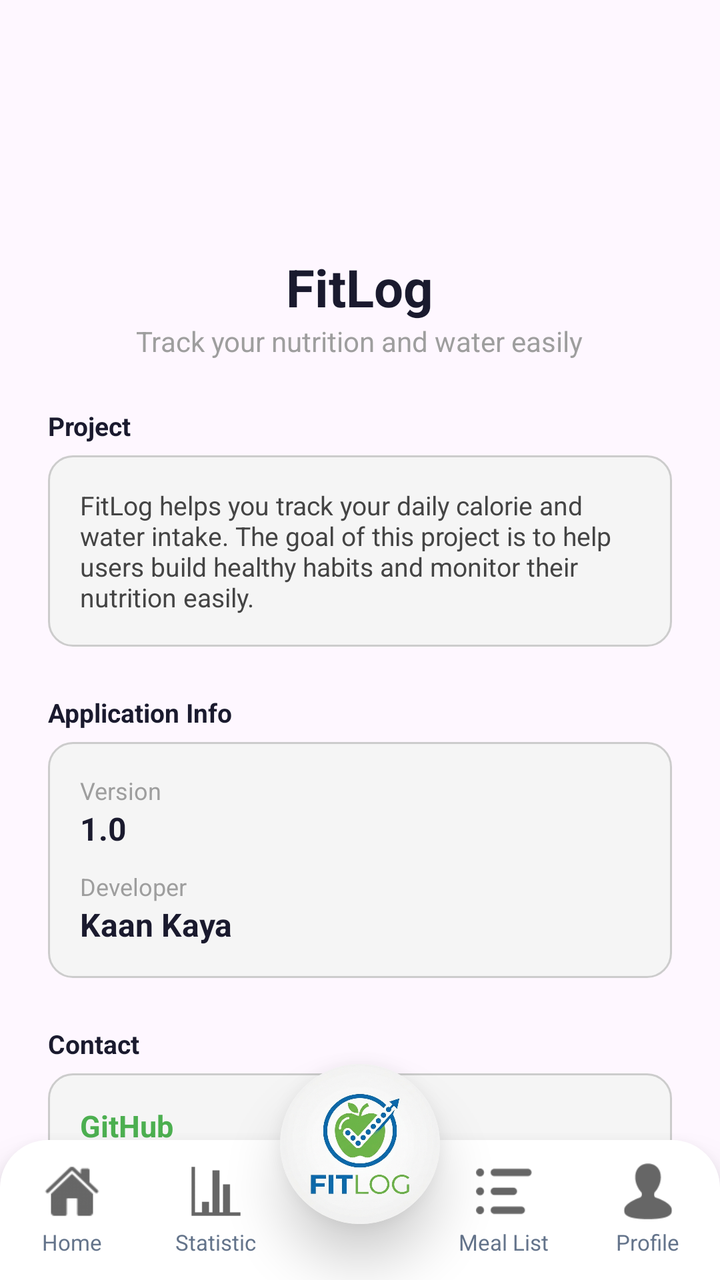
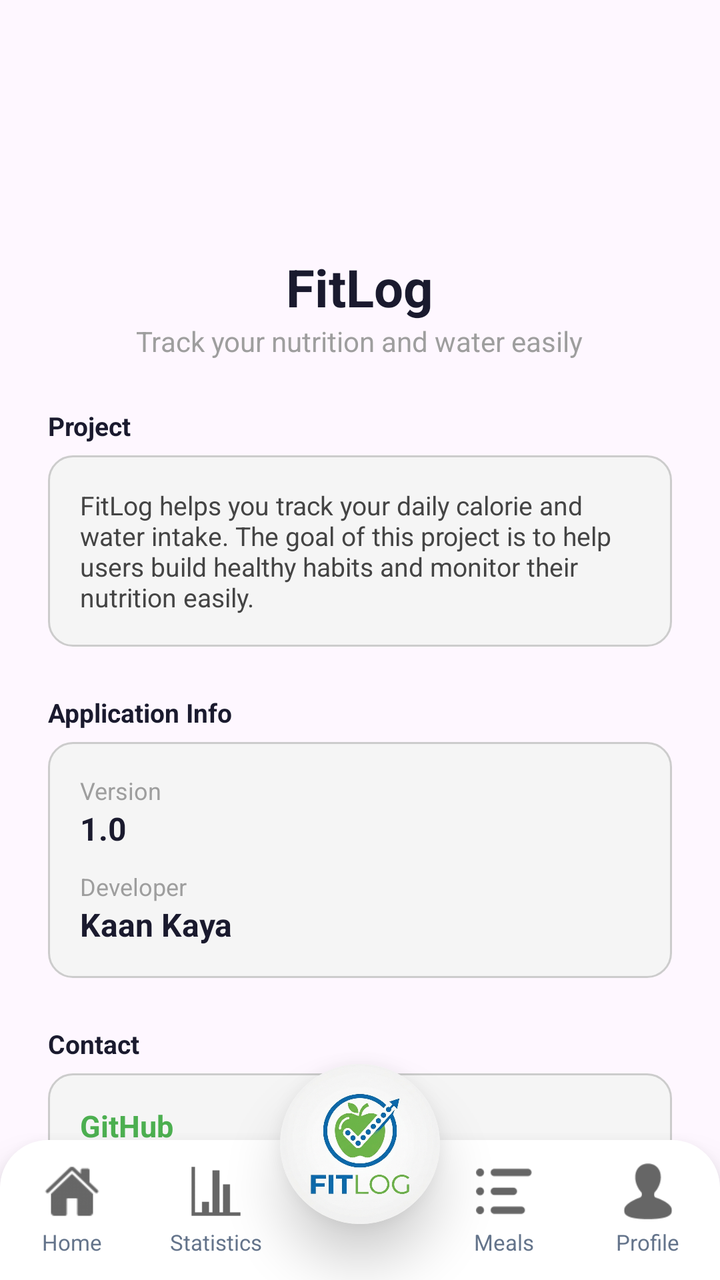

Two renders of the same Android screen: before a commit and after it. Below are the layout's source before the change and the commit's diff.
<!-- AndroidManifest.xml: application theme Theme.FitLog -->
<!-- res/layout/activity_about_project.xml -->
<?xml version="1.0" encoding="utf-8"?>
<androidx.constraintlayout.widget.ConstraintLayout xmlns:android="http://schemas.android.com/apk/res/android"
    xmlns:app="http://schemas.android.com/apk/res-auto"
    xmlns:tools="http://schemas.android.com/tools"
    android:id="@+id/main"
    android:layout_width="match_parent"
    android:layout_height="match_parent"
    tools:context=".AboutProject">

    <androidx.core.widget.NestedScrollView
        android:layout_width="match_parent"
        android:layout_height="0dp"
        android:fillViewport="true"
        app:layout_constraintTop_toTopOf="parent"
        app:layout_constraintBottom_toBottomOf="parent">

        <LinearLayout
            android:layout_width="match_parent"
            android:layout_height="wrap_content"
            android:orientation="vertical"
            android:padding="24dp">

            
            <ImageView
                android:layout_width="90dp"
                android:layout_height="90dp"
                android:layout_gravity="center"
                android:src="@mipmap/ic_launcher"
                android:layout_marginBottom="12dp"/>

            
            <TextView
                android:layout_width="wrap_content"
                android:layout_height="wrap_content"
                android:text="FitLog"
                android:textSize="26sp"
                android:textStyle="bold"
                android:textColor="#1A1A2E"
                android:layout_gravity="center"/>

            <TextView
                android:layout_width="wrap_content"
                android:layout_height="wrap_content"
                android:text="Track your nutrition and water easily"
                android:textSize="14sp"
                android:textColor="#9E9E9E"
                android:layout_gravity="center"
                android:layout_marginBottom="24dp"/>

            
            <TextView
                android:layout_width="wrap_content"
                android:layout_height="wrap_content"
                android:text="Project"
                android:textSize="13sp"
                android:textStyle="bold"
                android:textColor="#1A1A2E"
                android:layout_marginBottom="6dp"/>

            <LinearLayout
                android:layout_width="match_parent"
                android:layout_height="wrap_content"
                android:orientation="vertical"
                android:background="@drawable/edittext_bg"
                android:padding="16dp"
                android:layout_marginBottom="24dp">

                <TextView
                    android:layout_width="wrap_content"
                    android:layout_height="wrap_content"
                    android:text="FitLog helps you track your daily calorie and water intake. The goal of this project is to help users build healthy habits and monitor their nutrition easily."
                    android:textSize="13sp"
                    android:textColor="#444444"/>

            </LinearLayout>

            
            <TextView
                android:layout_width="wrap_content"
                android:layout_height="wrap_content"
                android:text="Application Info"
                android:textSize="13sp"
                android:textStyle="bold"
                android:textColor="#1A1A2E"
                android:layout_marginBottom="6dp"/>

            <LinearLayout
                android:layout_width="match_parent"
                android:layout_height="wrap_content"
                android:orientation="vertical"
                android:background="@drawable/edittext_bg"
                android:padding="16dp"
                android:layout_marginBottom="24dp">

                <TextView
                    android:layout_width="wrap_content"
                    android:layout_height="wrap_content"
                    android:text="Version"
                    android:textSize="12sp"
                    android:textColor="#9E9E9E"/>

                <TextView
                    android:layout_width="wrap_content"
                    android:layout_height="wrap_content"
                    android:text="1.0"
                    android:textSize="16sp"
                    android:textStyle="bold"
                    android:textColor="#1A1A2E"
                    android:layout_marginBottom="10dp"/>

                <TextView
                    android:layout_width="wrap_content"
                    android:layout_height="wrap_content"
                    android:text="Developer"
                    android:textSize="12sp"
                    android:textColor="#9E9E9E"/>

                <TextView
                    android:layout_width="wrap_content"
                    android:layout_height="wrap_content"
                    android:text="Kaan Kaya"
                    android:textSize="16sp"
                    android:textStyle="bold"
                    android:textColor="#1A1A2E"/>

            </LinearLayout>

            
            <TextView
                android:layout_width="wrap_content"
                android:layout_height="wrap_content"
                android:text="Contact"
                android:textSize="13sp"
                android:textStyle="bold"
                android:textColor="#1A1A2E"
                android:layout_marginBottom="6dp"/>

            <LinearLayout
                android:layout_width="match_parent"
                android:layout_height="wrap_content"
                android:orientation="vertical"
                android:background="@drawable/edittext_bg"
                android:padding="16dp">

                <TextView
                    android:id="@+id/githubLink"
                    android:layout_width="wrap_content"
                    android:layout_height="wrap_content"
                    android:text="GitHub"
                    android:clickable="true"
                    android:onClick="btnGithub"
                    android:textSize="15sp"
                    android:textStyle="bold"
                    android:textColor="#4CAF50"/>

                <TextView
                    android:id="@+id/websiteLink"
                    android:layout_width="wrap_content"
                    android:layout_height="wrap_content"
                    android:text="Website"
                    android:clickable="true"
                    android:onClick="btnWebsite"
                    android:textSize="15sp"
                    android:textStyle="bold"
                    android:textColor="#4CAF50"
                    android:layout_marginTop="8dp"/>

                <TextView
                    android:id="@+id/linkedinLink"
                    android:layout_width="wrap_content"
                    android:layout_height="wrap_content"
                    android:text="LinkedIn"
                    android:clickable="true"
                    android:onClick="btnLinkedin"
                    android:textSize="15sp"
                    android:textStyle="bold"
                    android:textColor="#4CAF50"
                    android:layout_marginTop="8dp"/>

                <TextView
                    android:id="@+id/instagramLink"
                    android:layout_width="wrap_content"
                    android:layout_height="wrap_content"
                    android:text="Instagram"
                    android:clickable="true"
                    android:onClick="btnInstagram"
                    android:textSize="15sp"
                    android:textStyle="bold"
                    android:textColor="#4CAF50"
                    android:layout_marginTop="8dp"/>

            </LinearLayout>

        </LinearLayout>

    </androidx.core.widget.NestedScrollView>

    <include layout="@layout/nav_bar" />

</androidx.constraintlayout.widget.ConstraintLayout>
<!-- res/layout/nav_bar.xml (included above) -->
<?xml version="1.0" encoding="utf-8"?>
<androidx.constraintlayout.widget.ConstraintLayout xmlns:android="http://schemas.android.com/apk/res/android"
    android:layout_width="match_parent"
    android:layout_height="match_parent"
    xmlns:app="http://schemas.android.com/apk/res-auto">

    <LinearLayout
        android:id="@+id/bottom_bar_container"
        android:layout_width="match_parent"
        android:layout_height="70dp"
        android:orientation="horizontal"
        android:background="@drawable/nav_bar_bg"
        android:weightSum="5"
        android:elevation="12dp"
        android:paddingVertical="8dp"
        app:layout_constraintBottom_toBottomOf="parent"
        app:layout_constraintStart_toStartOf="parent"
        app:layout_constraintEnd_toEndOf="parent">

        <LinearLayout
            android:layout_width="0dp"
            android:clickable="true"
            android:focusable="true"
            android:onClick="navHomePage"
            android:layout_height="match_parent"
            android:layout_weight="1"
            android:orientation="vertical"
            android:gravity="center"
            android:background="?attr/selectableItemBackgroundBorderless">

            <ImageView
                android:layout_width="28dp"
                android:layout_height="28dp"
                android:src="@drawable/mainpage"
                android:alpha="0.6"
                android:contentDescription="Home Page"/>

            <TextView
                android:layout_width="wrap_content"
                android:layout_height="wrap_content"
                android:layout_marginTop="4dp"
                android:text="Home"
                android:textSize="11sp"
                android:textAlignment="center"
                android:textColor="#64748B"/>
        </LinearLayout>

        <LinearLayout
            android:layout_width="0dp"
            android:layout_height="match_parent"
            android:clickable="true"
            android:focusable="true"
            android:onClick="navStatistic"
            android:layout_weight="1"
            android:orientation="vertical"
            android:gravity="center"
            android:background="?attr/selectableItemBackgroundBorderless">

            <ImageView
                android:layout_width="28dp"
                android:layout_height="28dp"
                android:src="@drawable/statistic"
                android:alpha="0.6"
                android:contentDescription="Quiz"/>

            <TextView
                android:layout_width="wrap_content"
                android:layout_height="wrap_content"
                android:layout_marginTop="4dp"
                android:text="Statistic"
                android:textSize="11sp"
                android:textColor="#64748B"/>
        </LinearLayout>

        <View
            android:layout_width="0dp"
            android:layout_height="match_parent"
            android:layout_weight="1"/>

        <LinearLayout
            android:layout_width="0dp"
            android:layout_height="match_parent"
            android:layout_weight="1"
            android:orientation="vertical"
            android:clickable="true"
            android:focusable="true"
            android:onClick="navMealList"
            android:gravity="center"
            android:background="?attr/selectableItemBackgroundBorderless">

            <ImageView
                android:layout_width="28dp"
                android:layout_height="28dp"
                android:src="@drawable/list"
                android:alpha="0.6"
                android:contentDescription="Education"/>

            <TextView
                android:layout_width="wrap_content"
                android:layout_height="wrap_content"
                android:layout_marginTop="4dp"
                android:text="Meal List"
                android:textSize="11sp"
                android:textColor="#64748B"/>
        </LinearLayout>

        <LinearLayout
            android:layout_width="0dp"
            android:layout_height="match_parent"
            android:layout_weight="1"
            android:orientation="vertical"
            android:clickable="true"
            android:focusable="true"
            android:onClick="navProfile"
            android:gravity="center"
            android:background="?attr/selectableItemBackgroundBorderless">

            <ImageView
                android:layout_width="28dp"
                android:layout_height="28dp"
                android:src="@drawable/profile"
                android:alpha="0.6"
                android:contentDescription="About Us"/>

            <TextView
                android:layout_width="wrap_content"
                android:layout_height="wrap_content"
                android:layout_marginTop="4dp"
                android:text="Profile"
                android:textAlignment="center"
                android:textSize="11sp"
                android:textColor="#64748B"/>
        </LinearLayout>

    </LinearLayout>

    
    <androidx.cardview.widget.CardView
        android:layout_width="80dp"
        android:layout_height="80dp"
        android:layout_marginBottom="28dp"
        app:cardCornerRadius="40dp"
        app:cardElevation="16dp"
        app:cardBackgroundColor="@android:color/white"
        app:layout_constraintBottom_toBottomOf="parent"
        app:layout_constraintStart_toStartOf="parent"
        app:layout_constraintEnd_toEndOf="parent">

        <ImageView
            android:id="@+id/center_logo"
            android:clickable="true"
            android:focusable="true"
            android:onClick="navHomePage"
            android:layout_width="match_parent"
            android:layout_height="match_parent"
            android:src="@drawable/applogo"
            android:scaleType="centerCrop"
            android:contentDescription="Center Logo"/>

    </androidx.cardview.widget.CardView>

</androidx.constraintlayout.widget.ConstraintLayout>
<!-- resources referenced by this layout -->
<resources>
  <!-- drawable applogo: png bitmap (drawable, 927658 bytes) -->
  <!-- drawable edittext_bg (drawable) -->
  <?xml version="1.0" encoding="utf-8"?>
  <selector xmlns:android="http://schemas.android.com/apk/res/android">
  
      
      <item android:state_focused="true">
          <shape>
              <solid android:color="#FFFFFF"/>
              <corners android:radius="12dp"/>
              <stroke
                  android:width="2dp"
                  android:color="#4CAF50"/>
              <padding
                  android:left="12dp"
                  android:right="12dp"
                  android:top="12dp"
                  android:bottom="12dp"/>
          </shape>
      </item>
  
      
      <item>
          <shape>
              <solid android:color="#F5F5F5"/>
              <corners android:radius="12dp"/>
              <stroke
                  android:width="1dp"
                  android:color="#CCCCCC"/>
              <padding
                  android:left="12dp"
                  android:right="12dp"
                  android:top="12dp"
                  android:bottom="12dp"/>
          </shape>
      </item>
  
  </selector>
  <!-- drawable list: png bitmap (drawable, 725 bytes) -->
  <!-- drawable mainpage: png bitmap (drawable, 942 bytes) -->
  <!-- drawable nav_bar_bg (drawable) -->
  <?xml version="1.0" encoding="utf-8"?>
  <shape xmlns:android="http://schemas.android.com/apk/res/android"
      android:shape="rectangle">
      <solid android:color="#FFFFFF" />
      <corners
          android:topLeftRadius="24dp"
          android:topRightRadius="24dp" />
  </shape>
  <!-- drawable profile: png bitmap (drawable, 763 bytes) -->
  <!-- drawable statistic: png bitmap (drawable, 151 bytes) -->
  <!-- mipmap ic_launcher (mipmap-anydpi-v26) -->
  <?xml version="1.0" encoding="utf-8"?>
  <adaptive-icon xmlns:android="http://schemas.android.com/apk/res/android">
      <background android:drawable="@drawable/ic_launcher_background"/>
      <foreground android:drawable="@mipmap/ic_launcher_foreground"/>
  </adaptive-icon>
  <style name="Theme.FitLog" parent="Base.Theme.FitLog" />
  <!-- drawable ic_launcher_background: vector/xml drawable (drawable, 4866 chars, omitted) -->
  <style name="Base.Theme.FitLog" parent="Theme.Material3.Light.NoActionBar">
          
          
      </style>
</resources>

<!-- the commit's change to res/layout/activity_about_project.xml (unified diff, before → after) -->
@@ -32,7 +32,7 @@
             <TextView
                 android:layout_width="wrap_content"
                 android:layout_height="wrap_content"
-                android:text="FitLog"
+                android:text="@string/app_name"
                 android:textSize="26sp"
                 android:textStyle="bold"
                 android:textColor="#1A1A2E"
@@ -41,7 +41,7 @@
             <TextView
                 android:layout_width="wrap_content"
                 android:layout_height="wrap_content"
-                android:text="Track your nutrition and water easily"
+                android:text="@string/about_tagline"
                 android:textSize="14sp"
                 android:textColor="#9E9E9E"
                 android:layout_gravity="center"
@@ -51,7 +51,7 @@
             <TextView
                 android:layout_width="wrap_content"
                 android:layout_height="wrap_content"
-                android:text="Project"
+                android:text="@string/about_header_project"
                 android:textSize="13sp"
                 android:textStyle="bold"
                 android:textColor="#1A1A2E"
@@ -68,7 +68,7 @@
                 <TextView
                     android:layout_width="wrap_content"
                     android:layout_height="wrap_content"
-                    android:text="FitLog helps you track your daily calorie and water intake. The goal of this project is to help users build healthy habits and monitor their nutrition easily."
+                    android:text="@string/about_project_description"
                     android:textSize="13sp"
                     android:textColor="#444444"/>
 
@@ -78,7 +78,7 @@
             <TextView
                 android:layout_width="wrap_content"
                 android:layout_height="wrap_content"
-                android:text="Application Info"
+                android:text="@string/about_header_app_info"
                 android:textSize="13sp"
                 android:textStyle="bold"
                 android:textColor="#1A1A2E"
@@ -95,7 +95,7 @@
                 <TextView
                     android:layout_width="wrap_content"
                     android:layout_height="wrap_content"
-                    android:text="Version"
+                    android:text="@string/about_label_version"
                     android:textSize="12sp"
                     android:textColor="#9E9E9E"/>
 
@@ -111,7 +111,7 @@
                 <TextView
                     android:layout_width="wrap_content"
                     android:layout_height="wrap_content"
-                    android:text="Developer"
+                    android:text="@string/about_label_developer"
                     android:textSize="12sp"
                     android:textColor="#9E9E9E"/>
 
@@ -129,7 +129,7 @@
             <TextView
                 android:layout_width="wrap_content"
                 android:layout_height="wrap_content"
-                android:text="Contact"
+                android:text="@string/about_header_contact"
                 android:textSize="13sp"
                 android:textStyle="bold"
                 android:textColor="#1A1A2E"
@@ -240,7 +240,7 @@
                 android:layout_width="wrap_content"
                 android:layout_height="wrap_content"
                 android:layout_marginTop="4dp"
-                android:text="Home"
+                android:text="@string/nav_home"
                 android:textSize="11sp"
                 android:textAlignment="center"
                 android:textColor="#64748B"/>
@@ -268,7 +268,7 @@
                 android:layout_width="wrap_content"
                 android:layout_height="wrap_content"
                 android:layout_marginTop="4dp"
-                android:text="Statistic"
+                android:text="@string/nav_statistics"
                 android:textSize="11sp"
                 android:textColor="#64748B"/>
         </LinearLayout>
@@ -300,7 +300,7 @@
                 android:layout_width="wrap_content"
                 android:layout_height="wrap_content"
                 android:layout_marginTop="4dp"
-                android:text="Meal List"
+                android:text="@string/nav_meals"
                 android:textSize="11sp"
                 android:textColor="#64748B"/>
         </LinearLayout>
@@ -327,7 +327,7 @@
                 android:layout_width="wrap_content"
                 android:layout_height="wrap_content"
                 android:layout_marginTop="4dp"
-                android:text="Profile"
+                android:text="@string/nav_profile"
                 android:textAlignment="center"
                 android:textSize="11sp"
                 android:textColor="#64748B"/>
<!-- resource entries referenced after the edit -->
@@ -57,6 +57,18 @@
       <background android:drawable="@drawable/ic_launcher_background"/>
       <foreground android:drawable="@mipmap/ic_launcher_foreground"/>
   </adaptive-icon>
+  <string name="about_header_app_info">Application Info</string>
+  <string name="about_header_contact">Contact</string>
+  <string name="about_header_project">Project</string>
+  <string name="about_label_developer">Developer</string>
+  <string name="about_label_version">Version</string>
+  <string name="about_project_description">FitLog helps you track your daily calorie and water intake. The goal of this project is to help users build healthy habits and monitor their nutrition easily.</string>
+  <string name="about_tagline">Track your nutrition and water easily</string>
+  <string name="app_name">FitLog</string>
+  <string name="nav_home">Home</string>
+  <string name="nav_meals">Meals</string>
+  <string name="nav_profile">Profile</string>
+  <string name="nav_statistics">Statistics</string>
   <style name="Theme.FitLog" parent="Base.Theme.FitLog" />
   <!-- drawable ic_launcher_background: vector/xml drawable (drawable, 4866 chars, omitted) -->
   <style name="Base.Theme.FitLog" parent="Theme.Material3.Light.NoActionBar">
